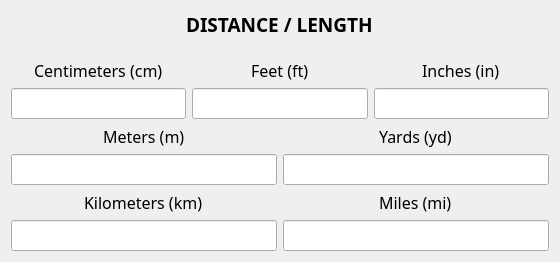
Above: distancewidget.ui from dimitris47/units before the change. Below: the same form after it.
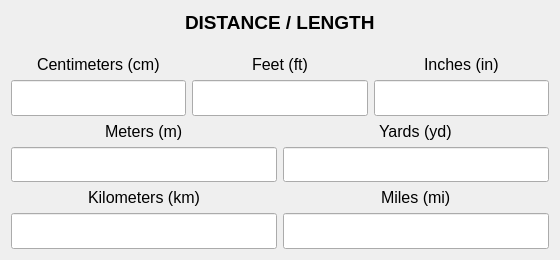
That is the form after the change.

```diff
--- a/distancewidget.ui
+++ b/distancewidget.ui
@@ -24,7 +24,7 @@
     <widget class="QLabel" name="cmlabel">
      <property name="font">
       <font>
-       <family>Fira Sans</family>
+       <family>Segoe UI</family>
        <pointsize>12</pointsize>
       </font>
      </property>
@@ -43,7 +43,7 @@
      </property>
      <property name="font">
       <font>
-       <family>Fira Sans</family>
+       <family>Segoe UI</family>
        <pointsize>12</pointsize>
       </font>
      </property>
@@ -68,7 +68,7 @@
      </property>
      <property name="font">
       <font>
-       <family>Fira Sans</family>
+       <family>Segoe UI</family>
        <pointsize>12</pointsize>
       </font>
      </property>
@@ -90,7 +90,7 @@
     <widget class="QLabel" name="kmlabel">
      <property name="font">
       <font>
-       <family>Fira Sans</family>
+       <family>Segoe UI</family>
        <pointsize>12</pointsize>
       </font>
      </property>
@@ -103,7 +103,7 @@
     <widget class="QLabel" name="ydlabel">
      <property name="font">
       <font>
-       <family>Fira Sans</family>
+       <family>Segoe UI</family>
        <pointsize>12</pointsize>
       </font>
      </property>
@@ -122,7 +122,7 @@
      </property>
      <property name="font">
       <font>
-       <family>Fira Sans</family>
+       <family>Segoe UI</family>
        <pointsize>12</pointsize>
       </font>
      </property>
@@ -150,7 +150,7 @@
      </property>
      <property name="font">
       <font>
-       <family>Fira Sans</family>
+       <family>Segoe UI</family>
        <pointsize>12</pointsize>
       </font>
      </property>
@@ -172,7 +172,7 @@
     <widget class="QLabel" name="mlabel">
      <property name="font">
       <font>
-       <family>Fira Sans</family>
+       <family>Segoe UI</family>
        <pointsize>12</pointsize>
       </font>
      </property>
@@ -185,7 +185,7 @@
     <widget class="QLabel" name="ftlabel">
      <property name="font">
       <font>
-       <family>Fira Sans</family>
+       <family>Segoe UI</family>
        <pointsize>12</pointsize>
       </font>
      </property>
@@ -204,7 +204,7 @@
      </property>
      <property name="font">
       <font>
-       <family>Fira Sans</family>
+       <family>Segoe UI</family>
        <pointsize>12</pointsize>
       </font>
      </property>
@@ -229,7 +229,7 @@
      </property>
      <property name="font">
       <font>
-       <family>Fira Sans</family>
+       <family>Segoe UI</family>
        <pointsize>12</pointsize>
       </font>
      </property>
@@ -251,7 +251,7 @@
     <widget class="QLabel" name="millabel">
      <property name="font">
       <font>
-       <family>Fira Sans</family>
+       <family>Segoe UI</family>
        <pointsize>12</pointsize>
       </font>
      </property>
@@ -270,7 +270,7 @@
      </property>
      <property name="font">
       <font>
-       <family>Fira Sans</family>
+       <family>Segoe UI</family>
        <pointsize>12</pointsize>
       </font>
      </property>
@@ -292,7 +292,7 @@
     <widget class="QLabel" name="inchlabel">
      <property name="font">
       <font>
-       <family>Fira Sans</family>
+       <family>Segoe UI</family>
        <pointsize>12</pointsize>
       </font>
      </property>
@@ -305,7 +305,7 @@
     <widget class="QLabel" name="label">
      <property name="font">
       <font>
-       <family>Fira Sans</family>
+       <family>Segoe UI</family>
        <pointsize>14</pointsize>
        <weight>75</weight>
        <bold>true</bold>
```
